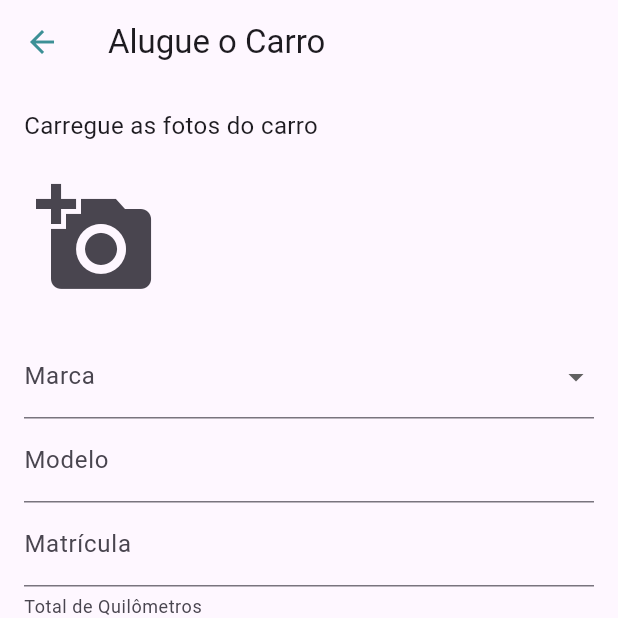
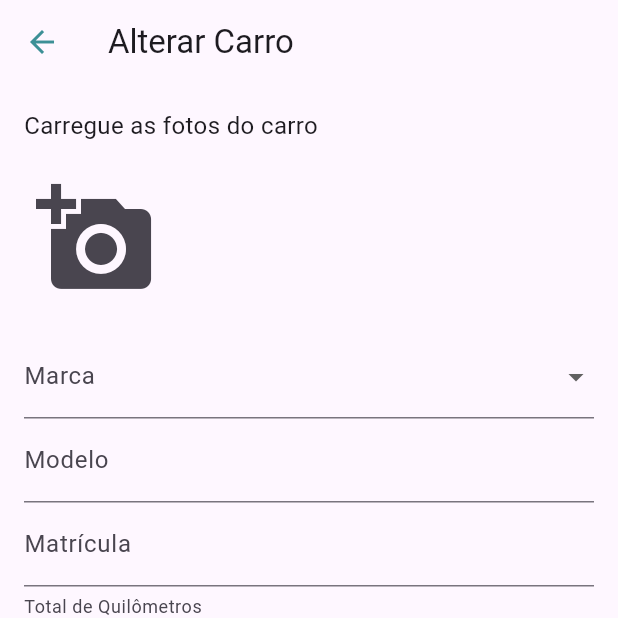
Before and after one commit to IceAngel-04/adRENTure-v2, a Flutter app: the GerirCar2 screen opened directly with empty values, on a phone screen of 412 x 824 dp, the top half of it. Run offline on Flutter 3.47's test engine with Material 3 defaults, Android fonts, the phone set to English and light mode, and no system bars; our stand-ins replace charts_flutter, image_picker.

Commit message:
THE TRUE END

```diff
--- a/lib/pages/admin/gerirCarro2.dart
+++ b/lib/pages/admin/gerirCarro2.dart
@@ -249,7 +249,7 @@ class _GerirCar2PageState extends State<GerirCar2> {
 
     AdminData.updateCar(car, context).then((_) {
       ScaffoldMessenger.of(context).showSnackBar(
-        SnackBar(content: Text('Utilizador atualizado com sucesso')),
+        SnackBar(content: Text('Carro atualizado com sucesso')),
       );
     }).catchError((error) {
       ScaffoldMessenger.of(context).showSnackBar(
@@ -266,7 +266,7 @@ class _GerirCar2PageState extends State<GerirCar2> {
           onPressed: () => goBack(context),
           icon: const Icon(Icons.arrow_back, color: Color(0xFF3C9096)),
         ),
-        title: const Text('Alugue o Carro'),
+        title: const Text('Alterar Carro'),
       ),
       body: Padding(
         padding: const EdgeInsets.all(16.0),
```
